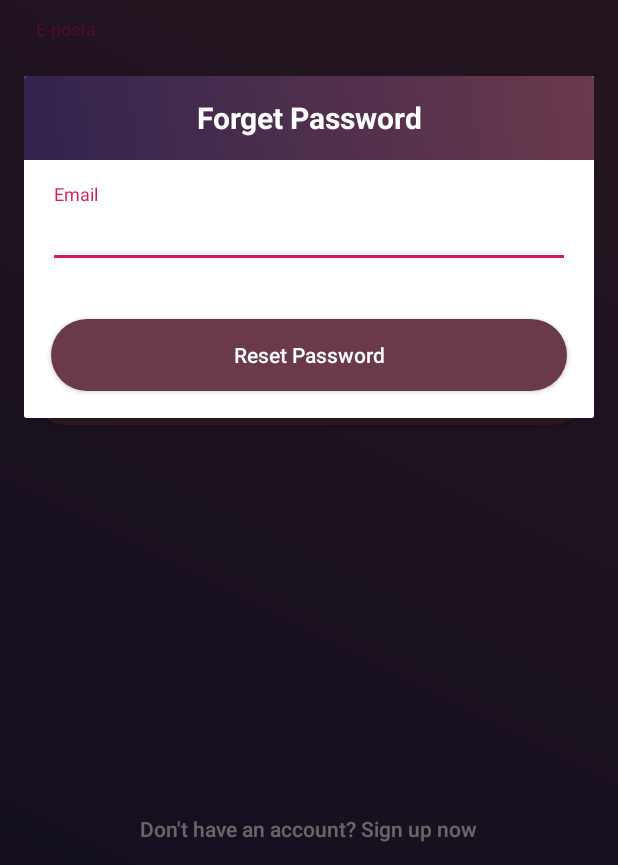
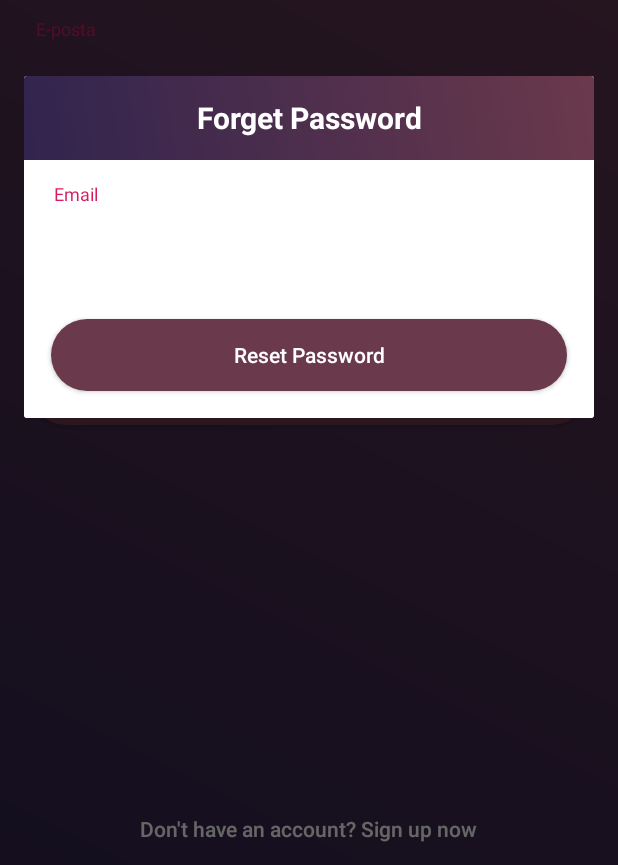
Before and after one commit to abdulkadirazm/OpticalTestReader, an Android app: the screen it shows after launch (Login), after a tap on "Forget Password?", on a phone screen of 412 x 824 dp, the part 371-1236 px from its top. Run offline under Robolectric (Android 15) with nearby library versions, the phone set to English and light mode, and no system bars; our stand-ins replace Firebase (no records; nobody signed in at launch, a user with empty details on screens opened directly); 1 other tap on this screen came first.

Commit message:
Add theme
Add theme AutoComplete

```diff
--- a/app/src/main/res/layout/activity_login.xml
+++ b/app/src/main/res/layout/activity_login.xml
@@ -34,7 +34,8 @@
             android:textColor="@color/white"
             android:textColorHint="@color/white"
             android:textSize="18sp"
-            android:imeOptions="actionNext"/>
+            android:imeOptions="actionNext"
+            android:theme="@style/Autocomplete"/>
 
     </android.support.design.widget.TextInputLayout>
 
@@ -53,7 +54,8 @@
             android:textColor="@color/white"
             android:textColorHint="@color/white"
             android:textSize="18sp"
-            android:imeOptions="actionNext"/>
+            android:imeOptions="actionNext"
+            android:theme="@style/Autocomplete"/>
 
     </android.support.design.widget.TextInputLayout>
 
--- a/app/src/main/res/layout/activity_sign_up.xml
+++ b/app/src/main/res/layout/activity_sign_up.xml
@@ -29,7 +29,8 @@
             android:textColor="@color/white"
             android:textColorHint="@color/white"
             android:textSize="18sp"
-            android:imeOptions="actionNext"/>
+            android:imeOptions="actionNext"
+            android:theme="@style/Autocomplete"/>
 
     </android.support.design.widget.TextInputLayout>
 
@@ -48,7 +49,8 @@
             android:textColor="@color/white"
             android:textColorHint="@color/white"
             android:textSize="18sp"
-            android:imeOptions="actionNext" />
+            android:imeOptions="actionNext"
+            android:theme="@style/Autocomplete"/>
 
     </android.support.design.widget.TextInputLayout>
 
--- a/app/src/main/res/layout/forget_password.xml
+++ b/app/src/main/res/layout/forget_password.xml
@@ -44,7 +44,8 @@
                 android:inputType="textEmailAddress"
                 android:maxLines="1"
                 android:textIsSelectable="false"
-                android:textSize="18dp" />
+                android:textSize="18dp"
+                android:theme="@style/Autocomplete"/>
         </android.support.design.widget.TextInputLayout>
 
         <Button
--- a/app/src/main/res/values/styles.xml
+++ b/app/src/main/res/values/styles.xml
@@ -6,6 +6,11 @@
         <item name="colorPrimary">@color/colorPrimary</item>
         <item name="colorPrimaryDark">@color/colorPrimaryDark</item>
         <item name="colorAccent">@color/colorAccent</item>
+    </style>
+
+    <style name="Autocomplete">
+        <item name="colorControlNormal">#FFF</item>
+        <item name="colorControlActivated">#FFF</item>
     </style>
 
     <style name="AppTheme.NoActionBar">
```
Also changed, not shown: 7 other files.
